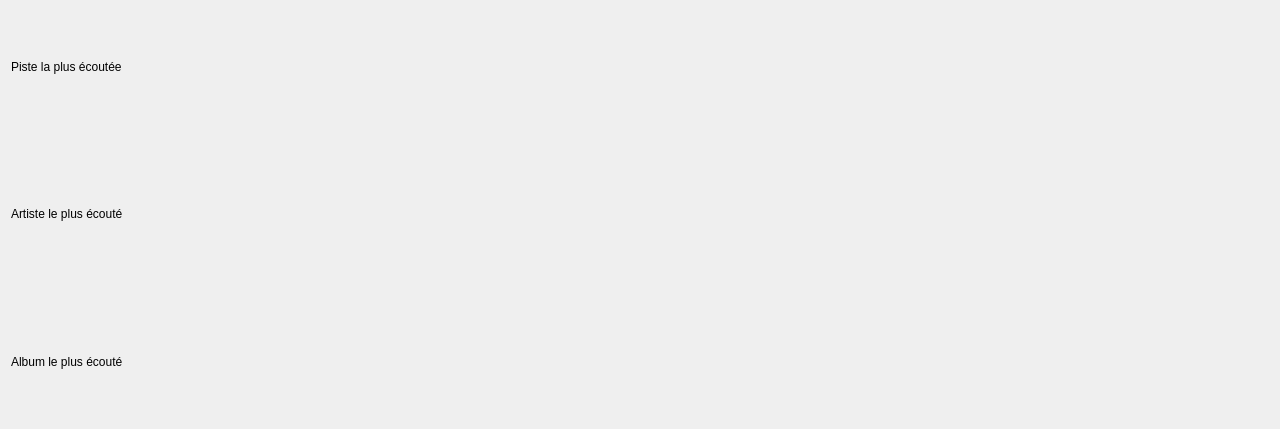
Qt form View/ProfilePage.ui (Gabelloide/Utilitaire_Spotify) before a commit; both pictures show x 0 to 1280 and y 185 to 614 of the 1280 by 720 pixel window.
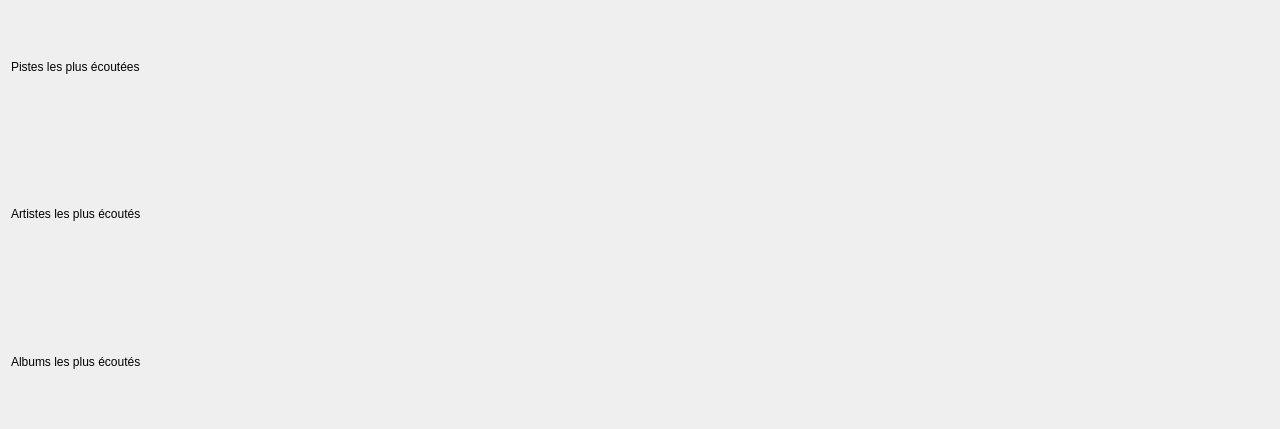
The same form after that commit.

Diff of the .ui file:
```diff
--- a/View/ProfilePage.ui
+++ b/View/ProfilePage.ui
@@ -62,7 +62,7 @@
      <item>
       <widget class="QLabel" name="labelTracks">
        <property name="text">
-        <string>Piste la plus écoutée</string>
+        <string>Pistes les plus écoutées</string>
        </property>
       </widget>
      </item>
@@ -89,7 +89,7 @@
      <item>
       <widget class="QLabel" name="labelArtists">
        <property name="text">
-        <string>Artiste le plus écouté</string>
+        <string>Artistes les plus écoutés</string>
        </property>
       </widget>
      </item>
@@ -116,7 +116,7 @@
      <item>
       <widget class="QLabel" name="labelAlbums">
        <property name="text">
-        <string>Album le plus écouté</string>
+        <string>Albums les plus écoutés</string>
        </property>
       </widget>
      </item>
```
